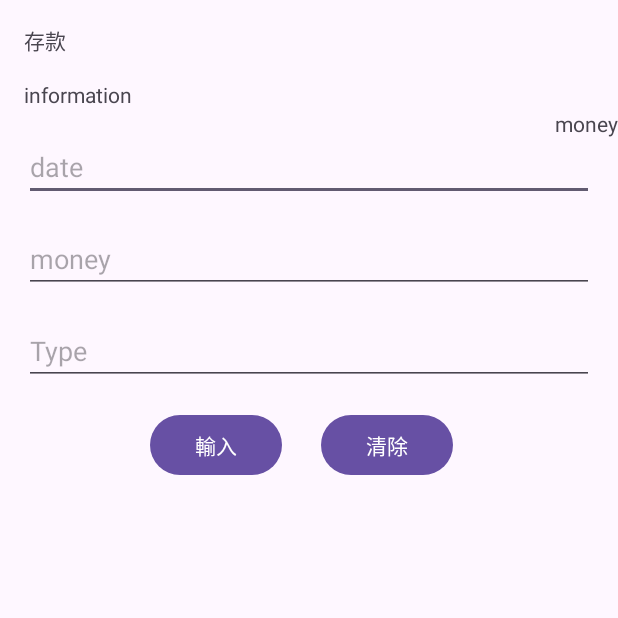
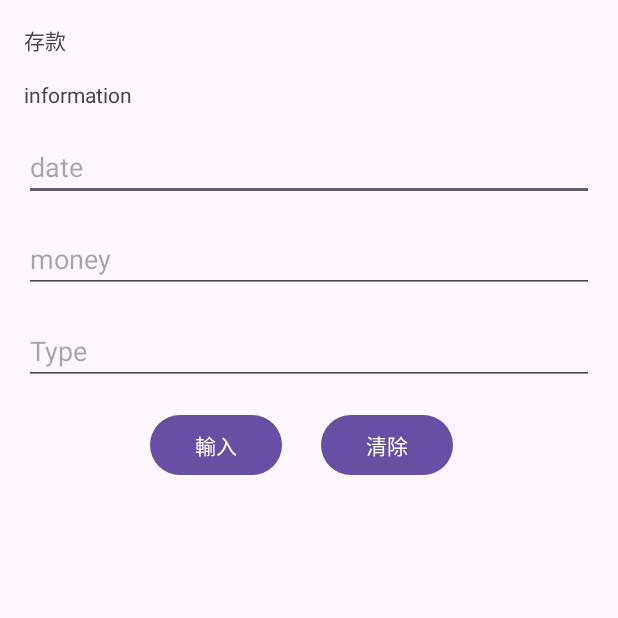
Before and after one commit to saiazuma/agent-money, an Android app: the screen it shows after launch (AccountActivity), on a phone screen of 412 x 824 dp, the top half of it. Run offline under Robolectric (Android 15) with nearby library versions, the phone set to English and light mode, and no system bars.

Commit message:
補一些註解，刪掉沒用的介面物件

```diff
--- a/app/src/main/java/com/example/agentmoney/MainActivity.java
+++ b/app/src/main/java/com/example/agentmoney/MainActivity.java
@@ -19,6 +19,7 @@ public class MainActivity extends AppCompatActivity {
         super.onCreate(savedInstanceState);
         setContentView(R.layout.activity_main);
 
+        // 測試介面用
         Intent intent = new Intent();
         intent.setClass(MainActivity.this, AccountActivity.class);
         startActivity(intent);
--- a/app/src/main/res/layout/activity_account.xml
+++ b/app/src/main/res/layout/activity_account.xml
@@ -25,14 +25,6 @@
         android:text="information"
         app:layout_constraintStart_toStartOf="parent"
         app:layout_constraintTop_toBottomOf="@+id/account_tv_deposit" />
-
-    <TextView
-        android:id="@+id/account_tv_money"
-        android:layout_width="wrap_content"
-        android:layout_height="wrap_content"
-        android:text="money"
-        app:layout_constraintEnd_toEndOf="parent"
-        app:layout_constraintTop_toBottomOf="@+id/account_tv_infor" />
 
     <ListView
         android:id="@+id/list"
```
